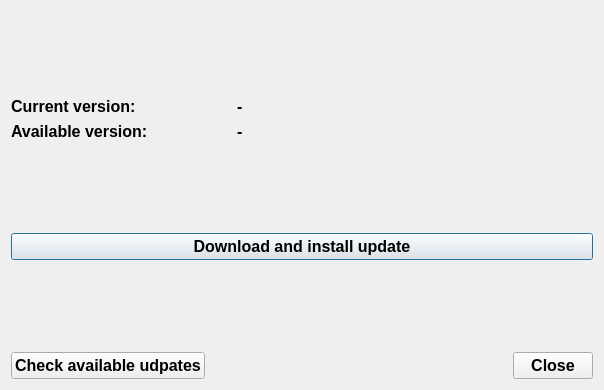
First picture: the form in BrokenTC2/Update/UpdateHandler.ui, repository BrokenGameNoob/BrokenTC2, before the edit.
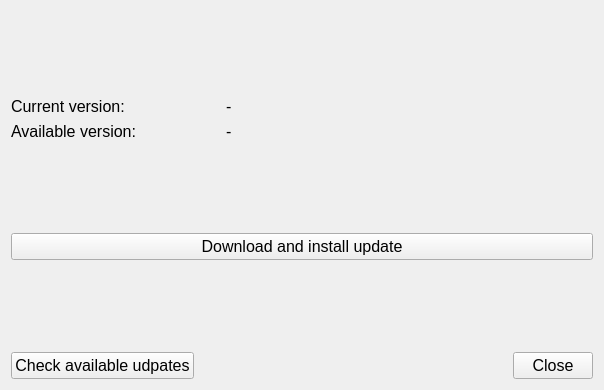
Second picture: the form after the edit.

Diff of the .ui file:
```diff
--- a/BrokenTC2/Update/UpdateHandler.ui
+++ b/BrokenTC2/Update/UpdateHandler.ui
@@ -1,7 +1,10 @@
 <?xml version="1.0" encoding="UTF-8"?>
 <ui version="4.0">
  <class>updt::UpdateHandler</class>
- <widget class="QDialog" name="updt::UpdateHandler">
+ <widget class="QWidget" name="updt::UpdateHandler">
+  <property name="windowModality">
+   <enum>Qt::ApplicationModal</enum>
+  </property>
   <property name="geometry">
    <rect>
     <x>0</x>
@@ -13,14 +16,17 @@
   <property name="font">
    <font>
     <pointsize>12</pointsize>
-    <bold>true</bold>
+    <bold>false</bold>
    </font>
   </property>
   <property name="windowTitle">
-   <string>Dialog</string>
+   <string>Update manager</string>
+  </property>
+  <property name="layoutDirection">
+   <enum>Qt::LeftToRight</enum>
   </property>
   <layout class="QGridLayout" name="gridLayout">
-   <item row="0" column="2">
+   <item row="0" column="1">
     <spacer name="verticalSpacer_2">
      <property name="orientation">
       <enum>Qt::Vertical</enum>
@@ -33,14 +39,21 @@
      </property>
     </spacer>
    </item>
-   <item row="1" column="3">
+   <item row="1" column="0">
+    <widget class="QLabel" name="lbl_disp_runningVersion">
+     <property name="text">
+      <string>Current version:</string>
+     </property>
+    </widget>
+   </item>
+   <item row="1" column="2">
     <widget class="QLabel" name="lbl_runningVersion">
      <property name="text">
       <string>-</string>
      </property>
     </widget>
    </item>
-   <item row="1" column="4" rowspan="2">
+   <item row="1" column="3" rowspan="2">
     <spacer name="horizontalSpacer_2">
      <property name="orientation">
       <enum>Qt::Horizontal</enum>
@@ -53,14 +66,21 @@
      </property>
     </spacer>
    </item>
-   <item row="2" column="3">
+   <item row="2" column="0">
+    <widget class="QLabel" name="lbl_disp_distVersion">
+     <property name="text">
+      <string>Available version:</string>
+     </property>
+    </widget>
+   </item>
+   <item row="2" column="2">
     <widget class="QLabel" name="lbl_distVersion">
      <property name="text">
       <string>-</string>
      </property>
     </widget>
    </item>
-   <item row="3" column="1">
+   <item row="3" column="0">
     <spacer name="verticalSpacer_3">
      <property name="orientation">
       <enum>Qt::Vertical</enum>
@@ -73,14 +93,20 @@
      </property>
     </spacer>
    </item>
-   <item row="4" column="0" colspan="5">
+   <item row="4" column="0" colspan="4">
     <widget class="QPushButton" name="pb_downloadAndInstall">
+     <property name="font">
+      <font>
+       <pointsize>12</pointsize>
+       <bold>false</bold>
+      </font>
+     </property>
      <property name="text">
       <string>Download and install update</string>
      </property>
     </widget>
    </item>
-   <item row="5" column="1">
+   <item row="5" column="0">
     <spacer name="verticalSpacer">
      <property name="orientation">
       <enum>Qt::Vertical</enum>
@@ -93,36 +119,57 @@
      </property>
     </spacer>
    </item>
-   <item row="6" column="0" colspan="2">
+   <item row="6" column="0">
     <widget class="QPushButton" name="pb_checkAvailable">
+     <property name="font">
+      <font>
+       <pointsize>12</pointsize>
+       <bold>false</bold>
+      </font>
+     </property>
      <property name="text">
       <string>Check available udpates</string>
      </property>
     </widget>
    </item>
-   <item row="6" column="4">
-    <widget class="QDialogButtonBox" name="buttonBox">
-     <property name="orientation">
-      <enum>Qt::Horizontal</enum>
-     </property>
-     <property name="standardButtons">
-      <set>QDialogButtonBox::Close</set>
-     </property>
-    </widget>
-   </item>
-   <item row="1" column="0" colspan="3">
-    <widget class="QLabel" name="lbl_disp_runningVersion">
-     <property name="text">
-      <string>Current version:</string>
-     </property>
-    </widget>
-   </item>
-   <item row="2" column="0" colspan="3">
-    <widget class="QLabel" name="lbl_disp_distVersion">
-     <property name="text">
-      <string>Available version:</string>
-     </property>
-    </widget>
+   <item row="6" column="3">
+    <layout class="QHBoxLayout" name="hlay_pbbox">
+     <item>
+      <spacer name="horizontalSpacer">
+       <property name="orientation">
+        <enum>Qt::Horizontal</enum>
+       </property>
+       <property name="sizeHint" stdset="0">
+        <size>
+         <width>40</width>
+         <height>20</height>
+        </size>
+       </property>
+      </spacer>
+     </item>
+     <item>
+      <widget class="QPushButton" name="pb_close">
+       <property name="sizePolicy">
+        <sizepolicy hsizetype="Maximum" vsizetype="Fixed">
+         <horstretch>0</horstretch>
+         <verstretch>0</verstretch>
+        </sizepolicy>
+       </property>
+       <property name="text">
+        <string>Close</string>
+       </property>
+       <property name="autoDefault">
+        <bool>true</bool>
+       </property>
+       <property name="default">
+        <bool>false</bool>
+       </property>
+       <property name="flat">
+        <bool>false</bool>
+       </property>
+      </widget>
+     </item>
+    </layout>
    </item>
   </layout>
  </widget>
```
Left out of the diff: 35 changed lines with no effect on the pictures.
